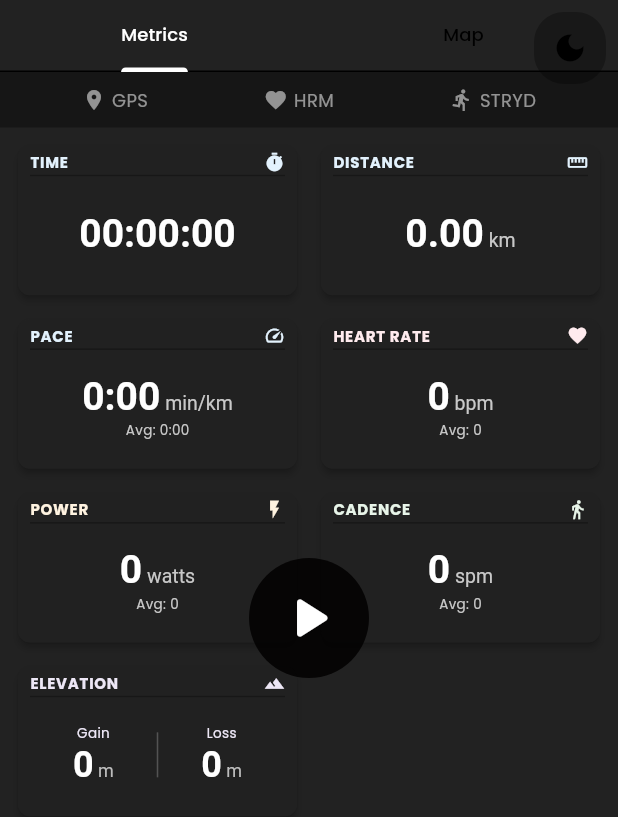
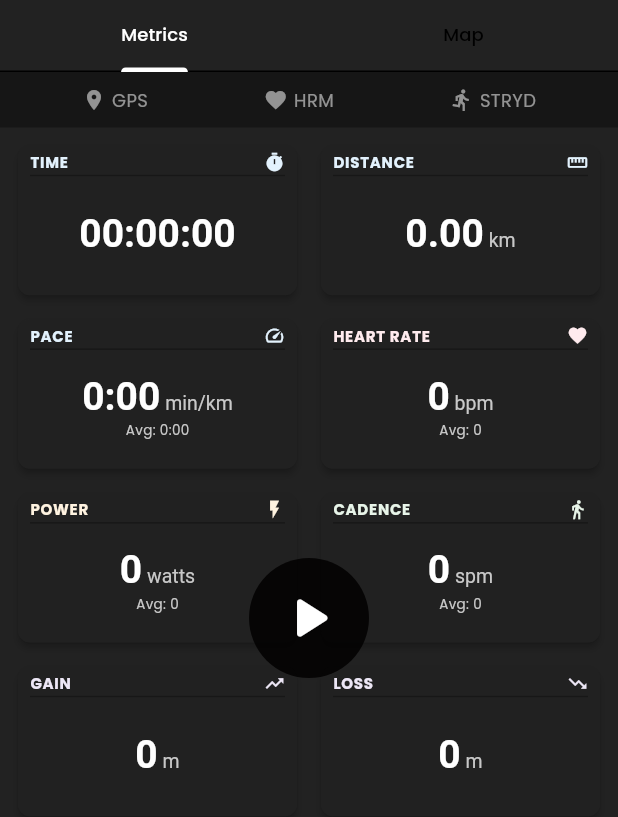
Before and after one commit to jtlab-studio/volt_one, a Flutter app: the StartActivityScreen screen opened directly, on a phone screen of 412 x 824 dp. Shown: the top 817 px of the screen. Run offline on Flutter 3.47's test engine with Material 3 defaults, Android fonts, the phone set to English and light mode, and no system bars; our stand-ins replace flutter_riverpod.

```diff
--- a/lib/modules/activity/screens/sensors_screen.dart
+++ b/lib/modules/activity/screens/sensors_screen.dart
@@ -1,7 +1,7 @@
 import 'package:flutter/material.dart';
 import 'package:flutter_riverpod/flutter_riverpod.dart';
 import '../../../core/l10n/app_localizations.dart';
-import '../../../shared/widgets/theme_toggle_button.dart';
+// The theme toggle button import has been removed
 
 class SensorsScreen extends ConsumerStatefulWidget {
   const SensorsScreen({super.key});
@@ -40,10 +40,7 @@ class _SensorsScreenState extends ConsumerState<SensorsScreen>
             Tab(text: localizations.translate('gps')),
           ],
         ),
-        actions: const [
-          // Add the theme toggle button here
-          ThemeToggleButton(),
-        ],
+        // Theme toggle button removed from actions
       ),
       body: TabBarView(
         controller: _tabController,
--- a/lib/modules/activity/screens/start_activity_screen.dart
+++ b/lib/modules/activity/screens/start_activity_screen.dart
@@ -6,7 +6,8 @@ import '../../../shared/widgets/metric_card.dart';
 import '../../../shared/widgets/sensor_status_bar.dart';
 import '../providers/activity_state_provider.dart';
 import '../models/activity_state.dart';
-import '../../../shared/widgets/theme_toggle_button.dart';
+// Remove the theme toggle button import
+// import '../../../shared/widgets/theme_toggle_button.dart';
 
 class StartActivityScreen extends ConsumerStatefulWidget {
   const StartActivityScreen({super.key});
@@ -124,19 +125,7 @@ class _StartActivityScreenState extends ConsumerState<StartActivityScreen>
               child: _buildActivityControls(localizations, activityState),
             ),
 
-          // Add theme toggle button at top-right
-          Positioned(
-            top: 8,
-            right: 8,
-            child: Container(
-              decoration: BoxDecoration(
-                color: const Color.fromRGBO(
-                    0, 0, 0, 0.3), // Semi-transparent black
-                borderRadius: BorderRadius.circular(20),
-              ),
-              child: const ThemeToggleButton(),
-            ),
-          ),
+          // Theme toggle button removed from top-right
         ],
       ),
     );
@@ -222,89 +211,23 @@ class _StartActivityScreenState extends ConsumerState<StartActivityScreen>
           height: metricCardHeight,
         ),
 
-        // Elevation metric card with gain and loss - custom layout
+        // Elevation Gain metric card - SPLIT INTO SEPARATE CARD
         MetricCard(
-          title: localizations.translate('elevation'),
-          value: '',
-          customContent: Row(
-            mainAxisAlignment: MainAxisAlignment.spaceEvenly,
-            children: [
-              Column(
-                mainAxisAlignment: MainAxisAlignment.center,
-                children: [
-                  Text(
-                    localizations.translate('elevation_gain'),
-                    style: TextStyle(
-                      fontSize: 9,
-                      color: AppColors.elevationCardColor, // Colored label
-                    ),
-                  ),
-                  RichText(
-                    text: TextSpan(
-                      children: [
-                        TextSpan(
-                          text: '0',
-                          style: TextStyle(
-                            fontWeight: FontWeight.bold,
-                            fontSize: 24, // Increased font size to match others
-                            color: Colors.white, // White for dark background
-                          ),
-                        ),
-                        TextSpan(
-                          text: ' m',
-                          style: TextStyle(
-                            fontSize: 12, // 50% of value size
-                            color: Colors.grey[400], // Lighter grey for dark
-                          ),
-                        ),
-                      ],
-                    ),
-                  ),
-                ],
-              ),
-              Container(
-                height: 30,
-                width: 1,
-                color: const Color.fromRGBO(
-                    200, 200, 200, 0.3), // Using RGBA for dark divider
-              ),
-              Column(
-                mainAxisAlignment: MainAxisAlignment.center,
-                children: [
-                  Text(
-                    localizations.translate('elevation_loss'),
-                    style: TextStyle(
-                      fontSize: 9,
-                      color: AppColors.elevationCardColor, // Colored label
-                    ),
-                  ),
-                  RichText(
-                    text: TextSpan(
-                      children: [
-                        TextSpan(
-                          text: '0',
-                          style: TextStyle(
-                            fontWeight: FontWeight.bold,
-                            fontSize: 24, // Increased font size to match others
-                            color: Colors.white, // White for dark background
-                          ),
-                        ),
-                        TextSpan(
-                          text: ' m',
-                          style: TextStyle(
-                            fontSize: 12, // 50% of value size
-                            color: Colors.grey[400], // Lighter grey for dark
-                          ),
-                        ),
-                      ],
-                    ),
-                  ),
-                ],
-              ),
-            ],
-          ),
+          title: localizations.translate('elevation_gain'),
+          value: '0',
+          unit: 'm',
           backgroundColor: AppColors.elevationCardColor,
-          icon: Icons.terrain,
+          icon: Icons.trending_up,
+          height: metricCardHeight,
+        ),
+
+        // Elevation Loss metric card - SPLIT INTO SEPARATE CARD
+        MetricCard(
+          title: localizations.translate('elevation_loss'),
+          value: '0',
+          unit: 'm',
+          backgroundColor: AppColors.elevationCardColor,
+          icon: Icons.trending_down,
           height: metricCardHeight,
         ),
       ],
--- a/lib/modules/profile/profile_screen.dart
+++ b/lib/modules/profile/profile_screen.dart
@@ -5,7 +5,7 @@ import 'screens/training_zones_screen.dart';
 import 'screens/app_settings_screen.dart';
 import 'models/user_profile.dart';
 import 'providers/user_profile_provider.dart';
-import '../../../shared/widgets/theme_toggle_button.dart';
+// The theme toggle button import has been removed
 
 // Provider to track the current profile section
 final profileSectionProvider = StateProvider<String>((ref) => 'user_info');
@@ -31,7 +31,7 @@ class ProfileScreen extends ConsumerWidget {
 
     return Column(
       children: [
-        // Section selector tabs with added theme toggle
+        // Section selector tabs without theme toggle
         _buildProfileSectionTabs(context, ref, selectedSection, localizations),
 
         // Current section content
@@ -49,9 +49,6 @@ class ProfileScreen extends ConsumerWidget {
         Theme.of(context).primaryColor.b.toInt(),
         0.08, // Using RGBA for opacity
       ),
-      child: Row(
-        children: [
-          Expanded(
       child: SingleChildScrollView(
         scrollDirection: Axis.horizontal,
         child: Row(
@@ -82,11 +79,6 @@ class ProfileScreen extends ConsumerWidget {
             ),
           ],
         ),
-            ),
-          ),
-          // Add theme toggle button to tabs area
-          const ThemeToggleButton(),
-        ],
       ),
     );
   }
```
Lines whose indentation alone changed are shown as unchanged.
